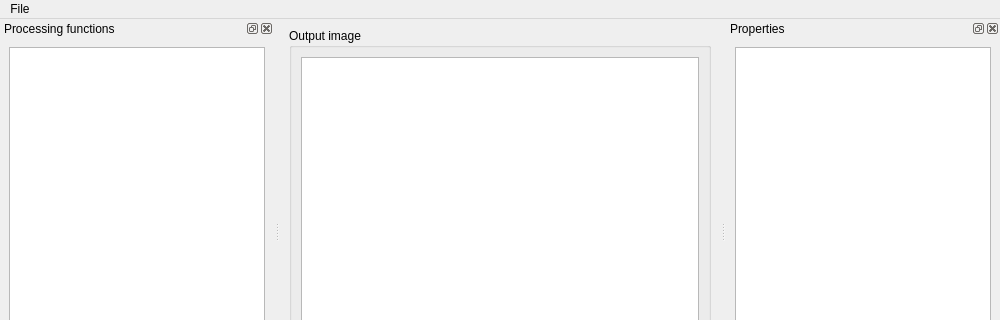
Qt form code/src/ui/processing-gui.ui (tohojo/image-processing) before a commit; both pictures show x 0 to 1000 and y 0 to 320 of the 1000 by 700 pixel window.
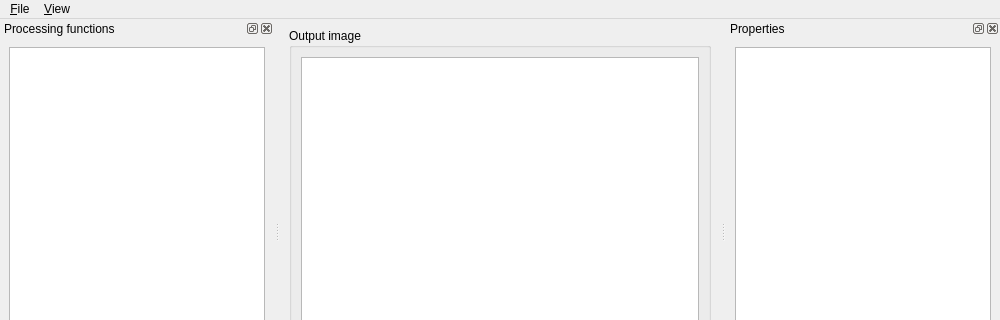
The same form after that commit. Custom widgets are drawn as their Qt base class.

Commit message: Add "View" menu to re-enable closed dock widgets.

```diff
--- a/code/src/ui/processing-gui.ui
+++ b/code/src/ui/processing-gui.ui
@@ -13,6 +13,9 @@
   <property name="windowTitle">
    <string>Image processing</string>
   </property>
+  <property name="documentMode">
+   <bool>false</bool>
+  </property>
   <widget class="QWidget" name="centralwidget">
    <layout class="QHBoxLayout" name="horizontalLayout_2">
     <item>
@@ -117,13 +120,25 @@
    </property>
    <widget class="QMenu" name="menuFile">
     <property name="title">
-     <string>File</string>
+     <string>&amp;File</string>
     </property>
     <addaction name="action_open_image"/>
     <addaction name="separator"/>
     <addaction name="action_Quit"/>
    </widget>
+   <widget class="QMenu" name="menu_View">
+    <property name="title">
+     <string>&amp;View</string>
+    </property>
+    <addaction name="actionInput_image"/>
+    <addaction name="actionProcessors"/>
+    <addaction name="separator"/>
+    <addaction name="action_Textual_output"/>
+    <addaction name="separator"/>
+    <addaction name="action_Properties"/>
+   </widget>
    <addaction name="menuFile"/>
+   <addaction name="menu_View"/>
   </widget>
   <widget class="QStatusBar" name="statusbar"/>
   <widget class="QDockWidget" name="dockWidget">
```
Left out of the diff: 180 changed lines with no effect on the pictures.
